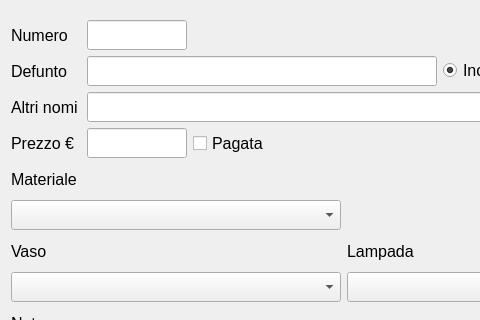
Qt form Tomb.ui (LuigiCaradonna/funeraria) before a commit; both pictures show x 0 to 480 and y 0 to 320 of the 1024 by 645 pixel window.
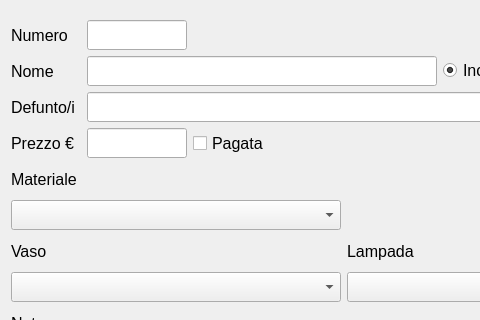
The same form after that commit.

Patch:
```diff
--- a/Tomb.ui
+++ b/Tomb.ui
@@ -157,7 +157,7 @@
           </font>
          </property>
          <property name="text">
-          <string>Defunto</string>
+          <string>Nome</string>
          </property>
         </widget>
        </item>
@@ -246,7 +246,7 @@
           </font>
          </property>
          <property name="text">
-          <string>Altri nomi</string>
+          <string>Defunto/i</string>
          </property>
         </widget>
        </item>
```
Left out of the diff: 18 changed lines with no effect on the pictures.
